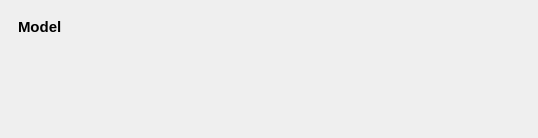
This is ui/designer/ui_main_window.ui in herlegon/hconvert as Qt 5 draws it before an edit. The edited form follows.
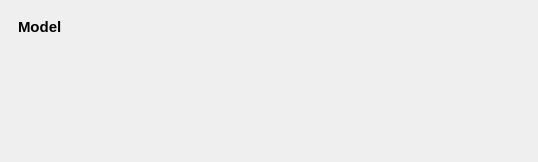
This is the edited form. Custom widgets are drawn as their Qt base class.

```diff
--- a/ui/designer/ui_main_window.ui
+++ b/ui/designer/ui_main_window.ui
@@ -7,7 +7,7 @@
     <x>0</x>
     <y>0</y>
     <width>538</width>
-    <height>138</height>
+    <height>162</height>
    </rect>
   </property>
   <property name="windowTitle">
@@ -72,7 +72,7 @@
        <number>0</number>
       </property>
       <property name="horizontalSpacing">
-       <number>12</number>
+       <number>14</number>
       </property>
       <item row="0" column="1">
        <layout class="QVBoxLayout" name="layout_conversion" stretch="0,0,0">
@@ -109,6 +109,9 @@
       </item>
       <item row="0" column="0">
        <layout class="QVBoxLayout" name="layout_info" stretch="0,0,0,0">
+        <property name="spacing">
+         <number>14</number>
+        </property>
         <property name="sizeConstraint">
          <enum>QLayout::SizeConstraint::SetMaximumSize</enum>
         </property>
```
Left out of the diff: 18 changed lines with no effect on the pictures.
